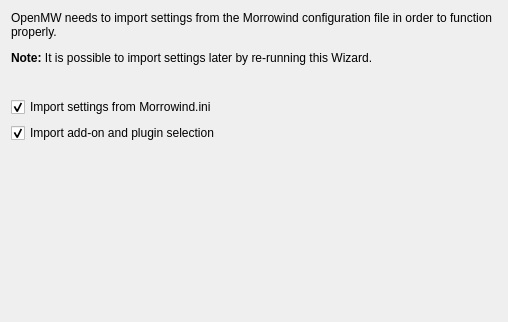
MrZer0x0/TES3MP, file files/ui/wizard/importpage.ui: the form before one commit.
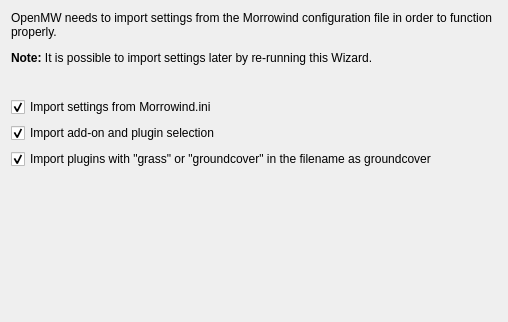
The form after the commit.

Diff of the .ui file:
```diff
--- a/files/ui/wizard/importpage.ui
+++ b/files/ui/wizard/importpage.ui
@@ -50,6 +50,19 @@
      </property>
     </widget>
    </item>
+   <item>
+    <widget class="QCheckBox" name="groundcoverCheckBox">
+     <property name="toolTip">
+      <string>Grass and groundcover plugins are written as groundcover= entries instead of content= entries.</string>
+     </property>
+     <property name="text">
+      <string>Import plugins with &quot;grass&quot; or &quot;groundcover&quot; in the filename as groundcover</string>
+     </property>
+     <property name="checked">
+      <bool>true</bool>
+     </property>
+    </widget>
+   </item>
    <item>
     <spacer name="verticalSpacer">
      <property name="orientation">
```
